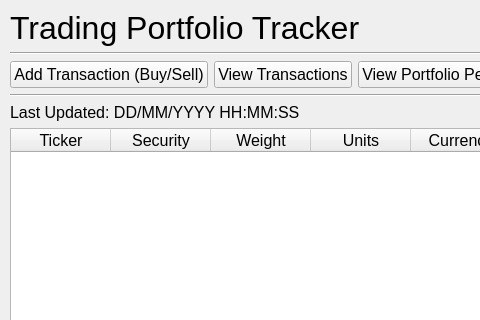
Old version of the form src/ui/main_window.ui in the repository IsaacCheng9/trading-portfolio-tracker; both pictures show x 0 to 480 and y 0 to 320 of the 1000 by 600 pixel window.
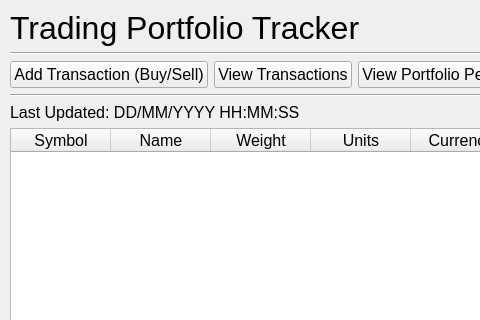
New version of the form.

Commit message: Display a list of transactions, add validation for ticker in transaction inputs (#24)

```diff
--- a/src/ui/main_window.ui
+++ b/src/ui/main_window.ui
@@ -170,12 +170,12 @@
        </attribute>
        <column>
         <property name="text">
-         <string>Ticker</string>
+         <string>Symbol</string>
         </property>
        </column>
        <column>
         <property name="text">
-         <string>Security</string>
+         <string>Name</string>
         </property>
        </column>
        <column>
```
The commit also changes 8 other files.
